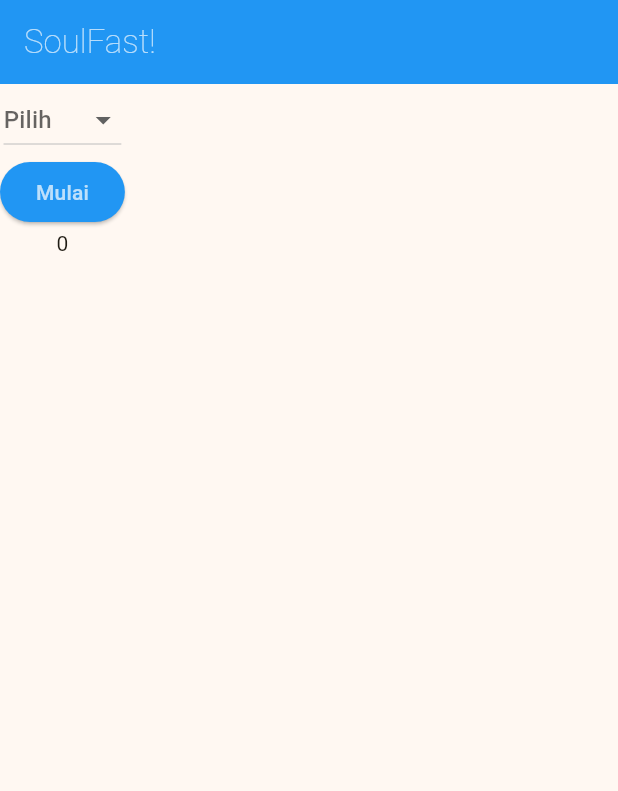
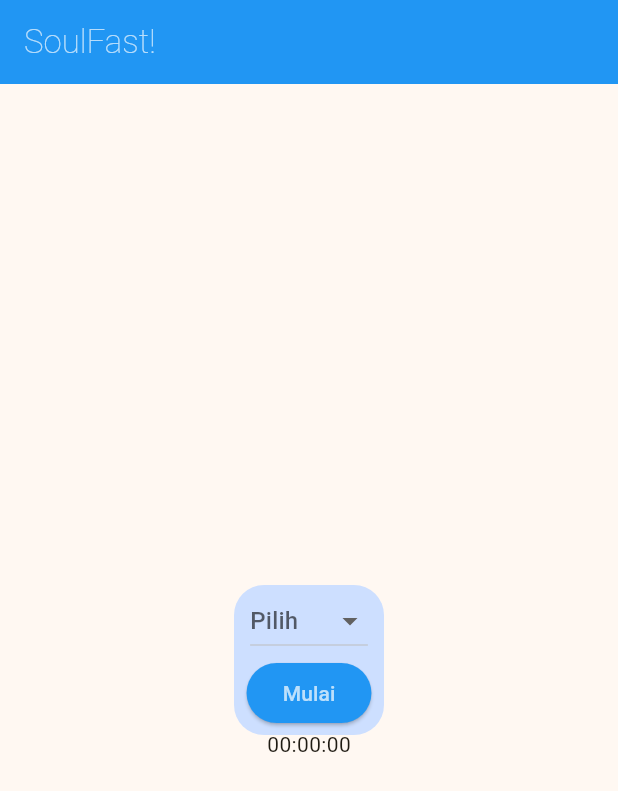
Before and after one commit to ilhamafandi21/soul-fast, a Flutter app: the screen it shows after launch, after a tap on "Mulai", on a phone screen of 412 x 824 dp. Shown: the top 791 px of the screen. Run offline on Flutter 3.47's test engine with Material 3 defaults, Android fonts, the phone set to English and light mode, and no system bars.

Commit message:
06 Oktober 2025

```diff
--- a/lib/pages/home.dart
+++ b/lib/pages/home.dart
@@ -10,6 +10,8 @@ class Home extends StatefulWidget {
 }
 
 class _HomeState extends State<Home> {
+
+  String? buttonText;
   int durationFastToSecond = 0;
   int remainingSecond = 0;
   Timer? countdownTimer;
@@ -23,6 +25,15 @@ class _HomeState extends State<Home> {
     '48 Jam',
     '72 Jam',
   ];
+
+  String formatTime(int remainingSecond) {
+    final hours = remainingSecond ~/ 3600;
+    final minutes = (remainingSecond % 3600) ~/ 60;
+    final seconds = remainingSecond % 60;
+
+    // Format dengan 2 digit, misal 01:05:09
+    return '${hours.toString().padLeft(2, '0')}:${minutes.toString().padLeft(2, '0')}:${seconds.toString().padLeft(2, '0')}';
+  }
 
   void startFasting() {
     switch (valueFast) {
@@ -76,7 +87,17 @@ class _HomeState extends State<Home> {
         ),
         backgroundColor: Colors.blue,
       ),
-      body: Column(
+      body: Center(
+        child: Container(
+          height: 100,
+          width: 100,
+          decoration: BoxDecoration(
+            color: const Color.fromARGB(255, 205, 223, 255),
+            borderRadius: BorderRadius.circular(20)
+
+          ),
+          child: Column(
+            mainAxisAlignment: MainAxisAlignment.center,
             children: [
               DropdownButton<String>(
                 value: valueFast,
@@ -95,15 +116,15 @@ class _HomeState extends State<Home> {
                   backgroundColor: WidgetStatePropertyAll(Colors.blue),
                 ),
                 onPressed: () {
-              setState(() {
                   startFasting();
-              });
                 },
                 child: Text('Mulai', style: TextStyle(color: Colors.white70)),
               ),
 
-          Text(durationFastToSecond.toString()),
+              Text(formatTime(remainingSecond)),
             ],
+          ),
+        ),
       ),
     );
   }
```
Lines whose indentation alone changed are shown as unchanged.
